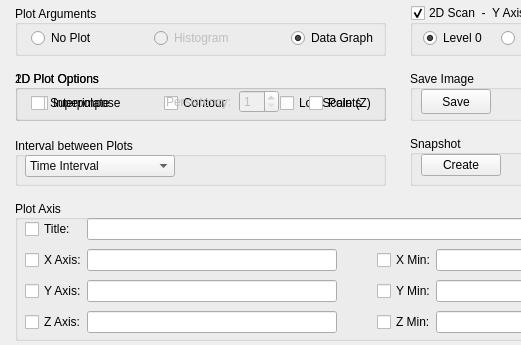
slsdetectorgroup/slsDetectorPackage, file slsDetectorGui/forms/form_tab_plot.ui: the form before one commit; both pictures show x 0 to 521 and y 0 to 345 of the 775 by 345 pixel window.
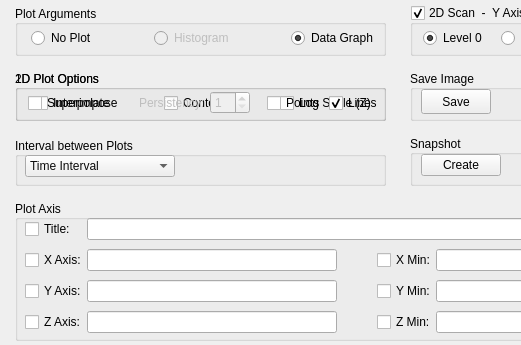
The form after the commit.

```diff
--- a/slsDetectorGui/forms/form_tab_plot.ui
+++ b/slsDetectorGui/forms/form_tab_plot.ui
@@ -196,11 +196,14 @@
      <rect>
       <x>10</x>
       <y>20</y>
-      <width>350</width>
+      <width>361</width>
       <height>26</height>
      </rect>
     </property>
     <layout class="QGridLayout" name="gridLayout_3">
+     <property name="horizontalSpacing">
+      <number>0</number>
+     </property>
      <item row="0" column="0">
       <widget class="QCheckBox" name="chkSuperimpose">
        <property name="sizePolicy">
@@ -243,20 +246,39 @@
        </property>
        <property name="sizeHint" stdset="0">
         <size>
-         <width>170</width>
+         <width>140</width>
          <height>10</height>
         </size>
        </property>
       </spacer>
      </item>
+     <item row="0" column="4">
+      <widget class="QCheckBox" name="chkLines">
+       <property name="enabled">
+        <bool>true</bool>
+       </property>
+       <property name="sizePolicy">
+        <sizepolicy hsizetype="Fixed" vsizetype="Fixed">
+         <horstretch>0</horstretch>
+         <verstretch>0</verstretch>
+        </sizepolicy>
+       </property>
+       <property name="text">
+        <string>Lines</string>
+       </property>
+       <property name="checked">
+        <bool>true</bool>
+       </property>
+      </widget>
+     </item>
     </layout>
    </widget>
    <widget class="QWidget" name="horizontalLayoutWidget_2">
     <property name="geometry">
      <rect>
-      <x>145</x>
-      <y>20</y>
-      <width>126</width>
+      <x>120</x>
+      <y>21</y>
+      <width>121</width>
       <height>23</height>
      </rect>
     </property>
```
